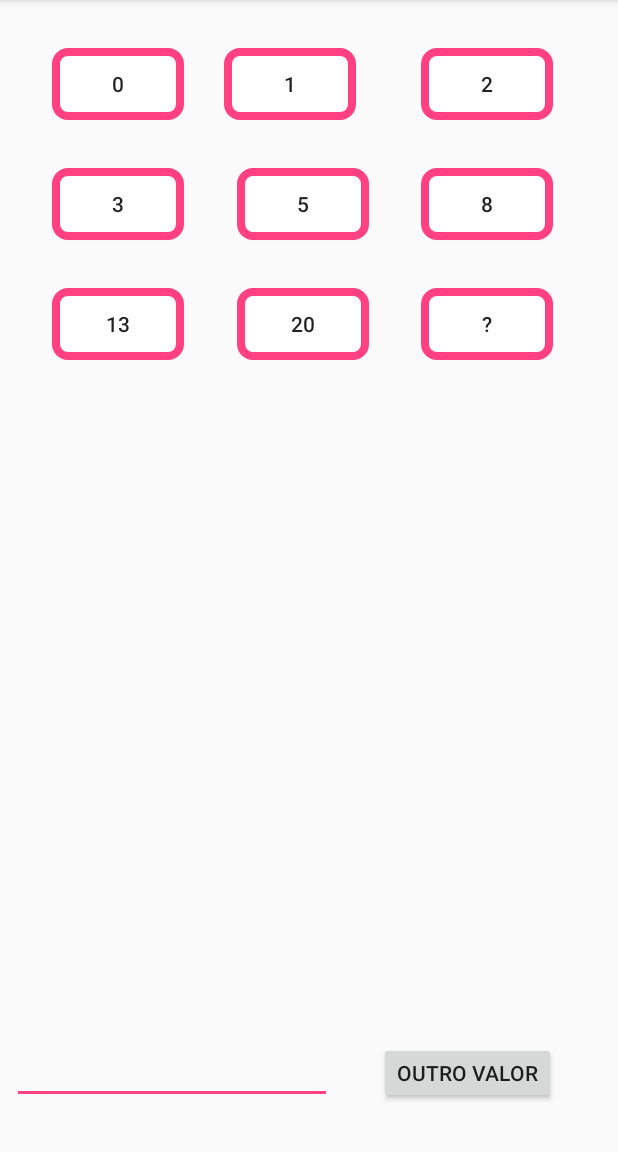
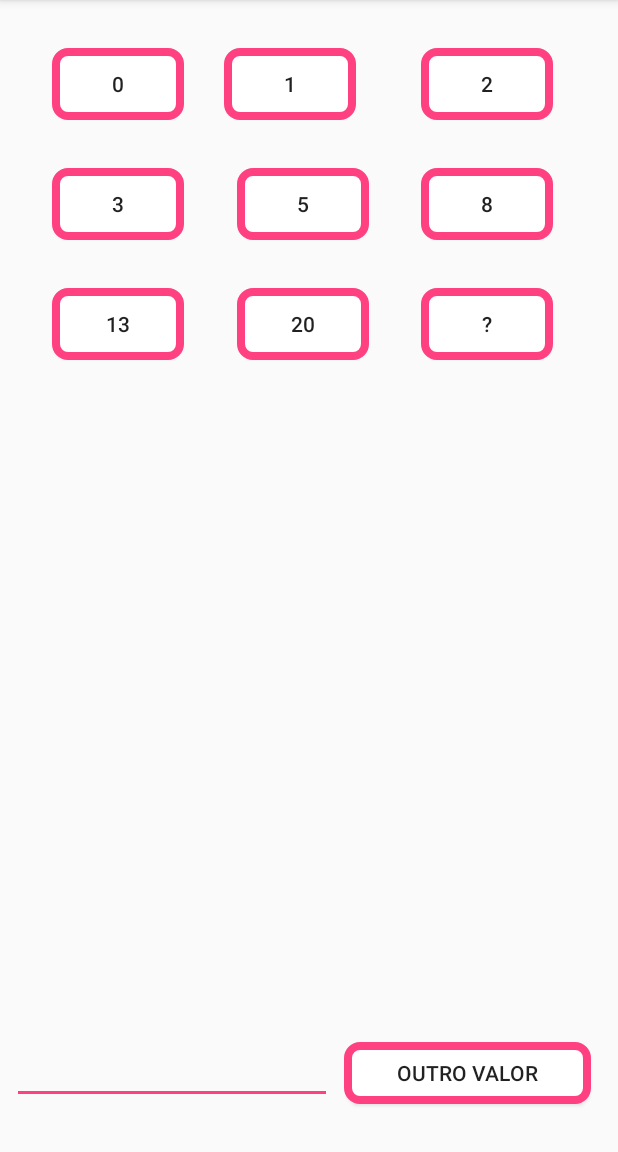
Before and after one commit to arthurdcarvalho/Scrum-Poker, an Android app: the screen it shows after launch (MainActivity), on a phone screen of 412 x 824 dp, the part 84-1236 px from its top. Run offline under Robolectric (Android 15) with nearby library versions, the phone set to English and light mode, and no system bars.

Commit message:
Estilo no botão

```diff
--- a/app/src/main/res/layout/activity_main.xml
+++ b/app/src/main/res/layout/activity_main.xml
@@ -120,10 +120,11 @@
 
     <Button
         android:id="@+id/other"
-        android:layout_width="wrap_content"
+        android:layout_width="0dp"
         android:layout_height="41dp"
         android:layout_marginEnd="18dp"
         android:layout_marginStart="8dp"
+        android:background="@drawable/card_view"
         android:text="Outro Valor"
         app:layout_constraintBottom_toBottomOf="@+id/editText"
         app:layout_constraintEnd_toEndOf="parent"
```
